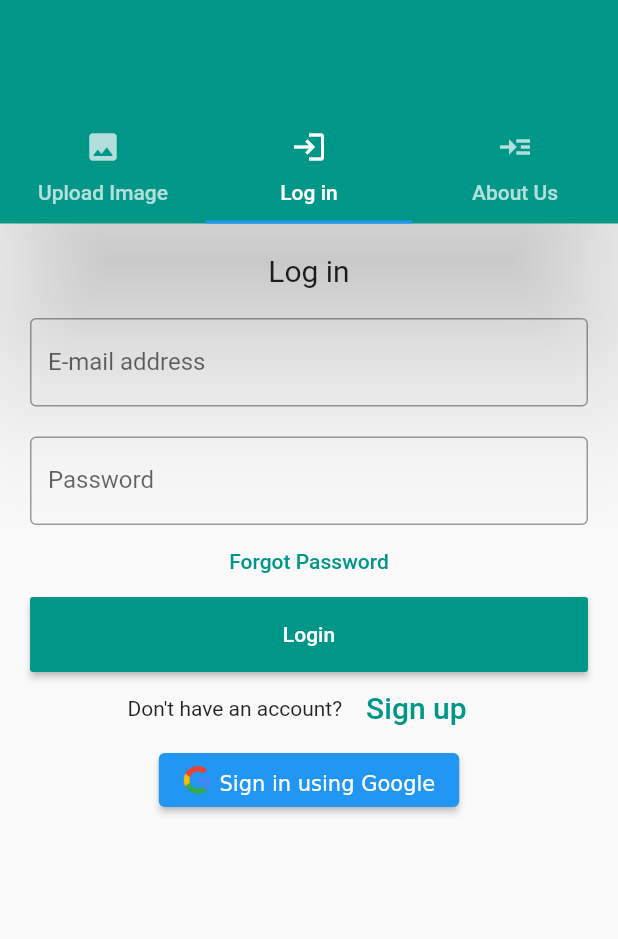
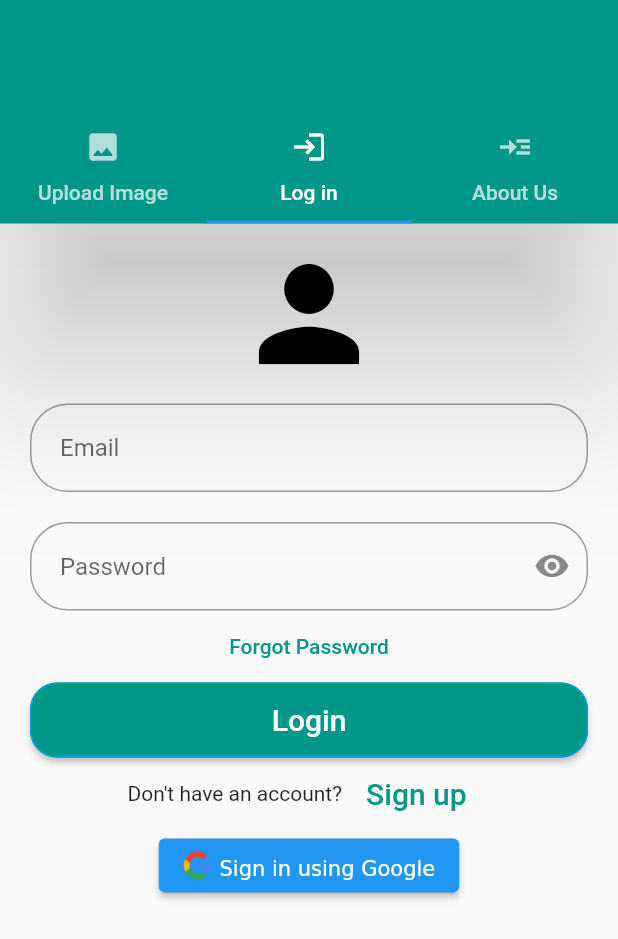
Before and after one commit to MoatazMaher1998/Skin-Cancer-Detection-Mobile-App, a Flutter app: the screen it shows after launch, tab 2 chosen, on a phone screen of 412 x 824 dp. Shown: the top 939 px of the screen. Run offline on Flutter 3.47's test engine with Material 2 defaults, Android fonts, the phone set to English and light mode, and no system bars; our stand-ins replace animated_text_kit, cloud_firestore, custom_radio_grouped_button, firebase_auth, firebase_core, flutter_spinkit and 3 more; accounts and stored records are empty.

Commit message:
Changed Login UI

```diff
--- a/lib/login.dart
+++ b/lib/login.dart
@@ -43,8 +43,7 @@ class LoginState extends State<LoginScreen> {
       });
       print('People API ${response.statusCode} response: ${response.body}');
       return;
-    }
-    else{
+    } else {
       print("People API Error $response , ${response.statusCode}");
     }
     final Map<String, dynamic> data = json.decode(response.body);
@@ -88,7 +87,7 @@ class LoginState extends State<LoginScreen> {
   Future<void> _handleSignOut() => _googleSignIn.disconnect();
 
   bool showSpinner = false;
-
+  bool _obscureText = true;
   Widget _buildBody() {
     GoogleSignInAccount user = _currentUser;
     if (user != null) {
@@ -171,18 +170,17 @@ class LoginState extends State<LoginScreen> {
               padding: EdgeInsets.all(10),
               child: ListView(
                 children: <Widget>[
-                  Container(
-                      alignment: Alignment.center,
-                      padding: EdgeInsets.all(10),
-                      child: Text(
-                        'Log in',
-                        style: TextStyle(fontSize: 20),
-                      )),
+                  Icon(
+                    Icons.person,
+                    color: Colors.black,
+                    size: 100.0,
+                  ),
                   Container(
                     padding: EdgeInsets.all(10),
                     child: TextFormField(
                       controller: emailController,
                       keyboardType: TextInputType.emailAddress,
+                      // ignore: missing_return
                       validator: (String value) {
                         bool emailValid = RegExp(
                                 r"^[a-zA-Z0-9.a-zA-Z0-9.!#$%&'*+-/=?^_`{|}~]+@[a-zA-Z0-9]+\.[a-zA-Z]+")
@@ -191,22 +189,48 @@ class LoginState extends State<LoginScreen> {
                           return 'Please enter a valid e-mail address';
                         }
                       },
-                      decoration:
-                          KTextFormField.copyWith(labelText: 'E-mail address'),
+                      decoration: InputDecoration(
+                        hintText: 'Email',
+                        contentPadding:
+                            EdgeInsets.fromLTRB(20.0, 25.0, 20.0, 15.0),
+                        border: OutlineInputBorder(
+                            borderRadius: BorderRadius.circular(25.0)),
+                      ),
                     ),
                   ),
                   Container(
                     padding: EdgeInsets.fromLTRB(10, 10, 10, 0),
                     child: TextFormField(
-                      obscureText: true,
+                      obscureText: _obscureText,
                       controller: passwordController,
+                      // ignore: missing_return
                       validator: (String value) {
                         if (value.isEmpty) {
                           return 'Please enter a password';
                         }
                       },
-                      decoration:
-                          KTextFormField.copyWith(labelText: 'Password'),
+                      decoration: InputDecoration(
+                        hintText: 'Password',
+                        contentPadding:
+                            EdgeInsets.fromLTRB(20.0, 25.0, 20.0, 15.0),
+                        border: OutlineInputBorder(
+                            borderRadius: BorderRadius.circular(25.0)),
+                        suffixIcon: GestureDetector(
+                          onTap: () {
+                            setState(() {
+                              _obscureText = !_obscureText;
+                            });
+                          },
+                          child: Icon(
+                            _obscureText
+                                ? Icons.visibility
+                                : Icons.visibility_off,
+                            semanticLabel: _obscureText
+                                ? 'show password'
+                                : 'hide password',
+                          ),
+                        ),
+                      ),
                     ),
                   ),
                   FlatButton(
@@ -220,9 +244,10 @@ class LoginState extends State<LoginScreen> {
                     height: 50,
                     padding: EdgeInsets.fromLTRB(10, 0, 10, 0),
                     child: RaisedButton(
-                        textColor: Colors.white,
-                        color: Colors.teal,
-                        child: Text('Login'),
+                      shape: RoundedRectangleBorder(
+                          borderRadius: BorderRadius.circular(18.0),
+                          side: BorderSide(
+                              color: Color.fromRGBO(0, 160, 227, 1))),
                       onPressed: () async {
                         if (_formKey.currentState.validate()) {
                           print(emailController.text);
@@ -251,7 +276,12 @@ class LoginState extends State<LoginScreen> {
                           }
                         }
                       },
-                      )),
+                      padding: EdgeInsets.all(10.0),
+                      color: Colors.teal,
+                      textColor: Colors.white,
+                      child: Text("Login", style: TextStyle(fontSize: 20)),
+                    ),
+                  ),
                   Container(
                       child: Row(
                     children: <Widget>[
```
Lines whose indentation alone changed are shown as unchanged.
